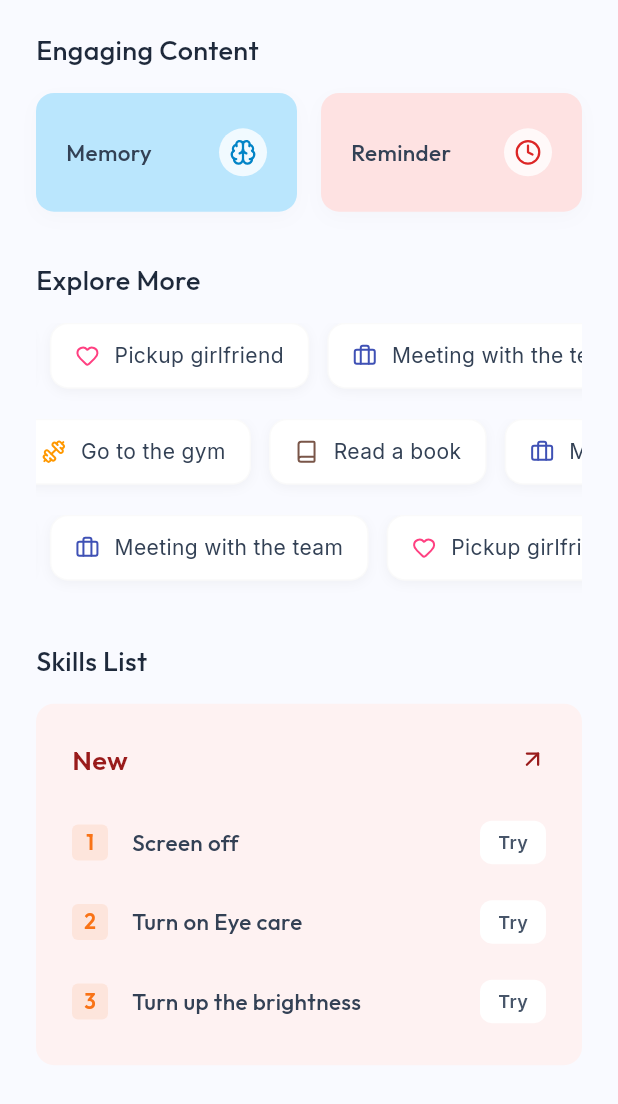
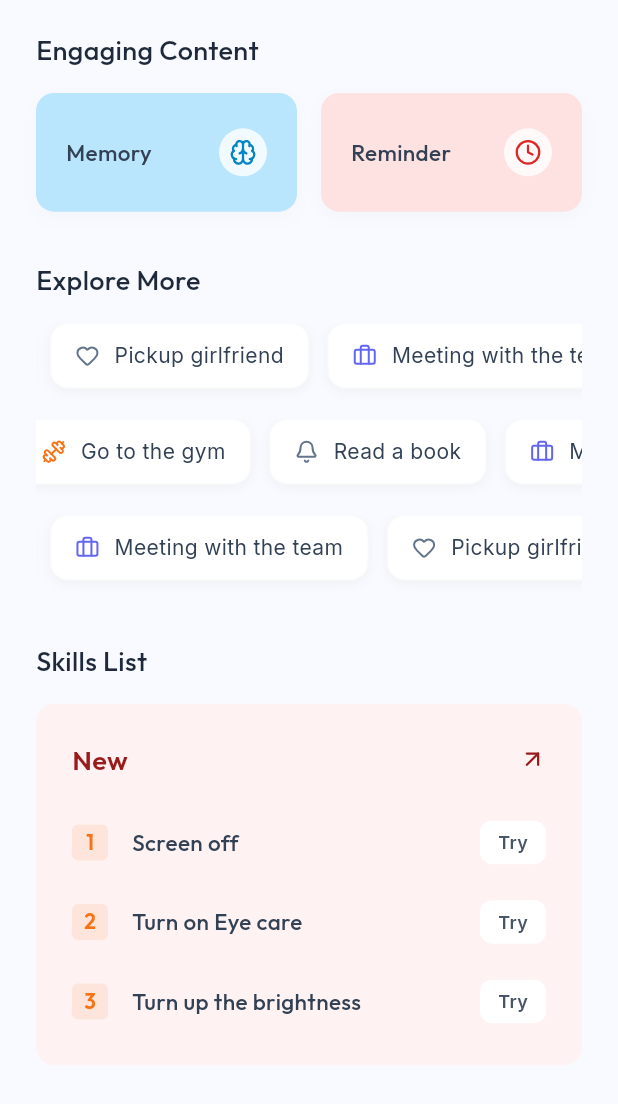
Before and after one commit to aedentekgit/Hey-Buddy, a Flutter app: the ExploreScreen screen opened directly, on a phone screen of 412 x 824 dp. Shown: the top 1104 px of the screen. Run offline on Flutter 3.47's test engine with Material 3 defaults, Android fonts, the phone set to English and light mode, and no system bars; our stand-ins replace audioplayers, cached_network_image, dio, firebase_core, firebase_messaging, flutter_secure_storage and 13 more; missing offline and left inert: flutter_polyline_points; accounts and stored records are empty; network calls fail.

Commit message:
fix(explore): sync icons and colors with TaskUtils and fix imports

```diff
--- a/buddy_mobile/lib/features/explore/screens/explore_screen.dart
+++ b/buddy_mobile/lib/features/explore/screens/explore_screen.dart
@@ -102,19 +102,24 @@ class _ExploreScreenState extends State<ExploreScreen> with AutomaticKeepAliveCl
                 final List<Map<String, dynamic>> reminders = provider.tasks.map((t) => {
                   'title': t['title'] ?? 'Task',
                   'icon': TaskUtils.getTaskIcon(t['title'], t['intent']),
-                  'color': Colors.indigo,
+                  'color': TaskUtils.getTaskColor(t['title'], t['intent']),
                   'task': t,
                 }).toList();
 
                 // Add placeholders if no real reminders
                 if (reminders.isEmpty) {
-                  reminders.addAll([
-                    {'title': 'Meeting with the team', 'icon': LucideIcons.briefcase, 'color': Colors.indigo},
-                    {'title': 'Pickup girlfriend', 'icon': LucideIcons.heart, 'color': Colors.pinkAccent},
-                    {'title': 'Doctor appointment', 'icon': LucideIcons.activity, 'color': Colors.red},
-                    {'title': 'Go to the gym', 'icon': LucideIcons.dumbbell, 'color': Colors.orange},
-                    {'title': 'Read a book', 'icon': LucideIcons.book, 'color': Colors.brown},
-                  ]);
+                  const placeholders = [
+                    'Meeting with the team',
+                    'Pickup girlfriend',
+                    'Doctor appointment',
+                    'Go to the gym',
+                    'Read a book',
+                  ];
+                  reminders.addAll(placeholders.map((title) => {
+                    'title': title,
+                    'icon': TaskUtils.getTaskIcon(title, null),
+                    'color': TaskUtils.getTaskColor(title, null),
+                  }));
                 }
 
                 // Create variations of the reminders list so the rows don't look identical
--- a/buddy_mobile/lib/shared/utils/task_utils.dart
+++ b/buddy_mobile/lib/shared/utils/task_utils.dart
@@ -1,5 +1,6 @@
 import 'package:intl/intl.dart';
 import 'package:lucide_icons/lucide_icons.dart';
+import 'package:flutter/material.dart';
 
 class TaskUtils {
   static String formatDate(String? dateStr, {String format = 'DD/MM/YYYY'}) {
@@ -76,10 +77,40 @@ class TaskUtils {
       if (t.contains('work') || t.contains('office') || t.contains('meeting')) return LucideIcons.briefcase;
       if (t.contains('doctor') || t.contains('health') || t.contains('medicine') || t.contains('dentist')) return LucideIcons.activity;
       if (t.contains('food') || t.contains('dinner') || t.contains('lunch') || t.contains('eat')) return LucideIcons.utensils;
+      if (t.contains('love') || t.contains('date') || t.contains('girlfriend') || t.contains('boyfriend') || t.contains('wife') || t.contains('husband')) return LucideIcons.heart;
       if (t.contains('bank') || t.contains('pay') || t.contains('bill') || t.contains('money')) return LucideIcons.creditCard;
       if (t.contains('call') || t.contains('phone')) return LucideIcons.phone;
     }
 
     return LucideIcons.bell; // Default
   }
+
+  static dynamic getTaskColor(String? title, String? intent) {
+    if (intent != null) {
+      switch (intent.toLowerCase()) {
+        case 'work': return const Color(0xFF6366F1); // Indigo
+        case 'health': return const Color(0xFFEF4444); // Red
+        case 'fitness': return const Color(0xFFF97316); // Orange
+        case 'personal': return const Color(0xFFEC4899); // Pink
+        case 'education': return const Color(0xFF8B5CF6); // Violet
+        case 'travel': return const Color(0xFF0EA5E9); // Sky
+        case 'shopping': return const Color(0xFF10B981); // Emerald
+        case 'finance': return const Color(0xFFF59E0B); // Amber
+      }
+    }
+
+    if (title != null) {
+      final t = title.toLowerCase();
+      if (t.contains('gym') || t.contains('workout') || t.contains('exercise')) return const Color(0xFFF97316);
+      if (t.contains('school') || t.contains('class') || t.contains('study')) return const Color(0xFF8B5CF6);
+      if (t.contains('shop') || t.contains('buy')) return const Color(0xFF10B981);
+      if (t.contains('work') || t.contains('meeting')) return const Color(0xFF6366F1);
+      if (t.contains('doctor') || t.contains('health')) return const Color(0xFFEF4444);
+      if (t.contains('food') || t.contains('dinner')) return const Color(0xFFF97316);
+      if (t.contains('love') || t.contains('date')) return const Color(0xFFEC4899);
+      if (t.contains('bank') || t.contains('money')) return const Color(0xFFF59E0B);
+    }
+
+    return const Color(0xFF64748B); // Slate
+  }
 }
```
